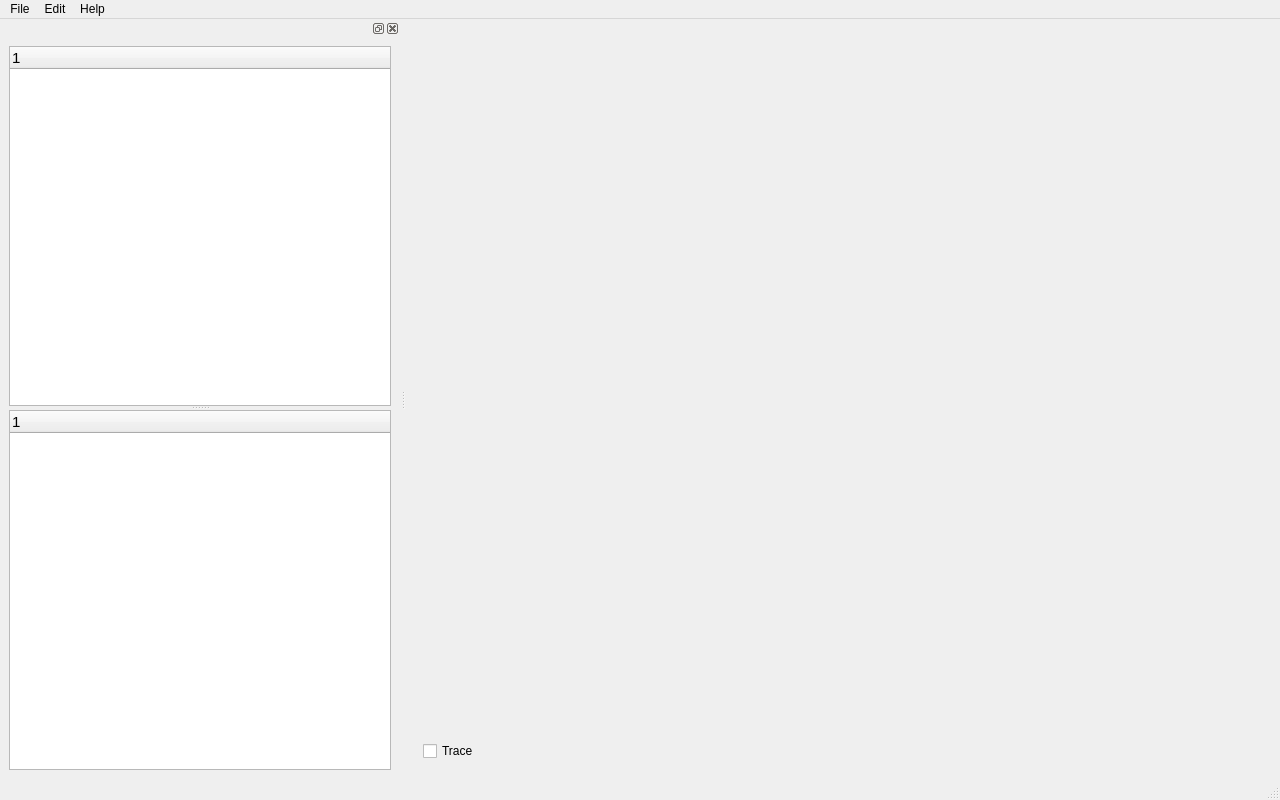
Above: sources/specviz.ui from mikaelsundell/specviz before the change. Below: the same form after it.
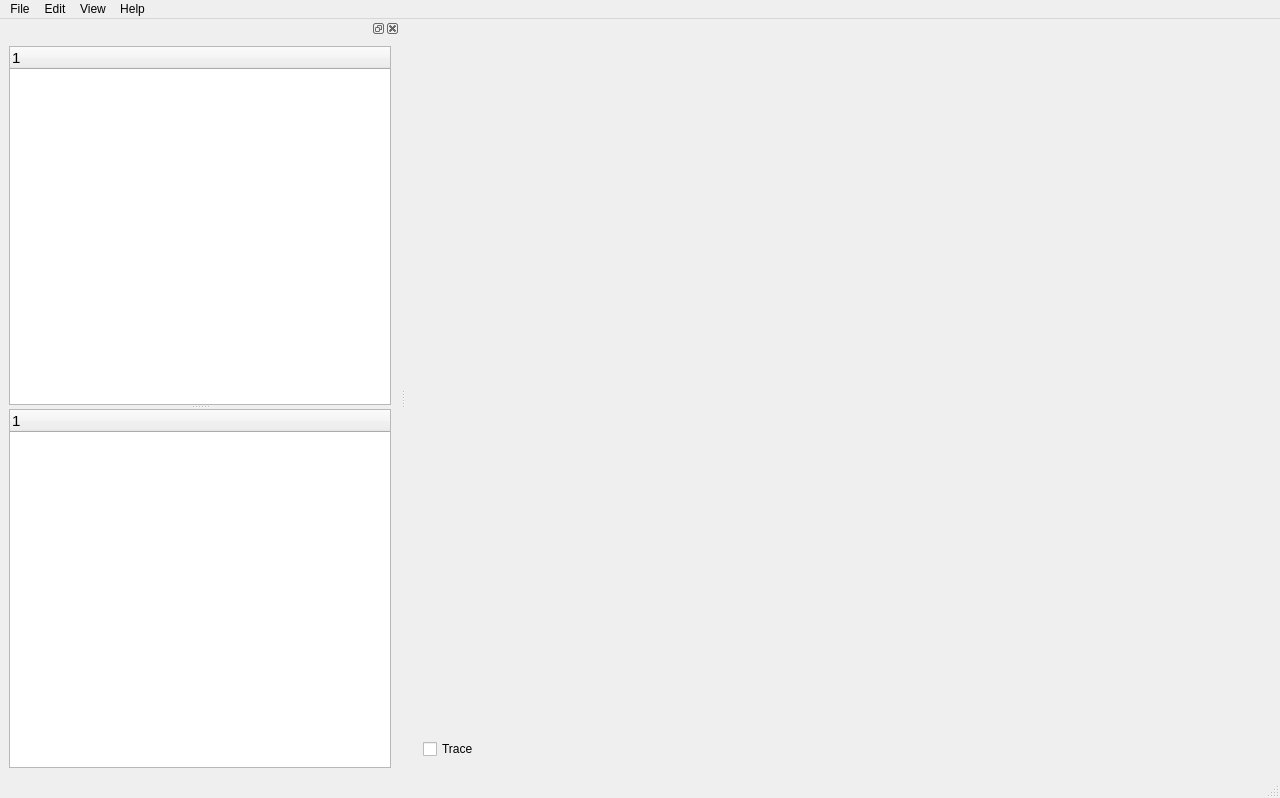
That is the form after the change. Custom widgets are drawn as their Qt base class.

Commit message: Changed to version 1.0.3 Added support for themes Added multiple files support in open dialog Changed legends, now shows only selected graph Changed thickness of selected graph

Diff of the .ui file:
```diff
--- a/sources/specviz.ui
+++ b/sources/specviz.ui
@@ -7,7 +7,7 @@
     <x>0</x>
     <y>0</y>
     <width>1280</width>
-    <height>800</height>
+    <height>798</height>
    </rect>
   </property>
   <property name="minimumSize">
@@ -129,8 +129,22 @@
     <addaction name="separator"/>
     <addaction name="editClear"/>
    </widget>
+   <widget class="QMenu" name="menuView">
+    <property name="title">
+     <string>View</string>
+    </property>
+    <widget class="QMenu" name="menuTheme">
+     <property name="title">
+      <string>Theme</string>
+     </property>
+     <addaction name="themeLight"/>
+     <addaction name="themeDark"/>
+    </widget>
+    <addaction name="menuTheme"/>
+   </widget>
    <addaction name="menuFile"/>
    <addaction name="menuEdit"/>
+   <addaction name="menuView"/>
    <addaction name="menuHelp"/>
   </widget>
   <widget class="QStatusBar" name="statusbar"/>
```
Left out of the diff: 19 changed lines with no effect on the pictures. The commit also changes 5 other files.
